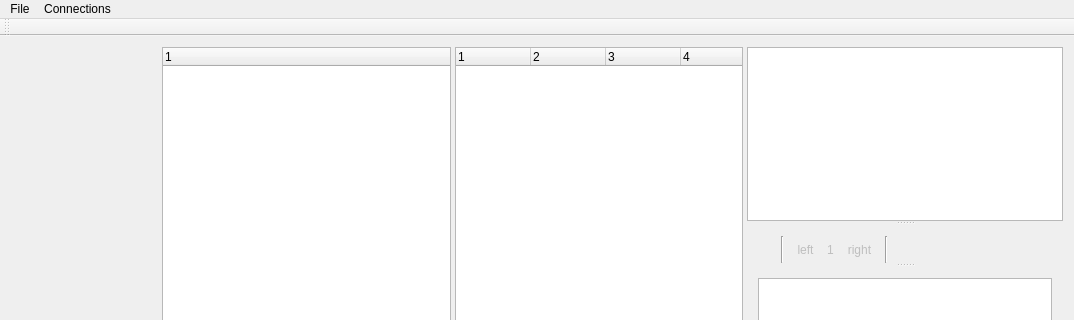
Edder/odbc-query, file ODBC_Query/ODBC_Query.ui: the form before one commit; both pictures show x 0 to 1074 and y 0 to 320 of the 1074 by 672 pixel window.
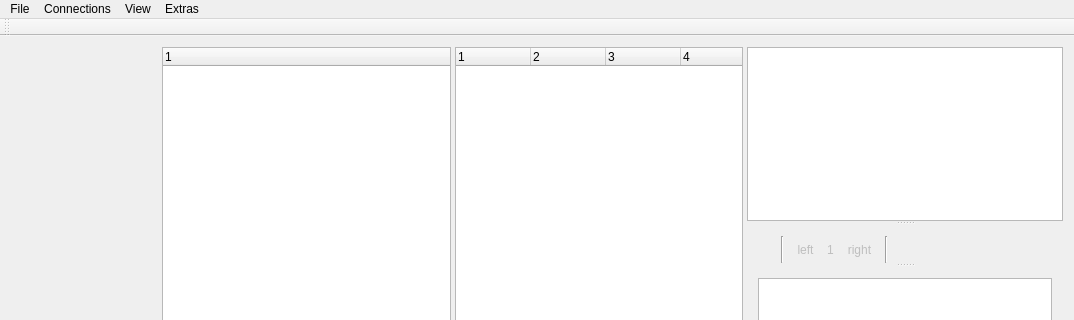
The form after the commit. Icons and pictures are not drawn. Custom widgets are drawn as their Qt base class.

Commit message: [8] - added view menu and some options

```diff
--- a/ODBC_Query/ODBC_Query.ui
+++ b/ODBC_Query/ODBC_Query.ui
@@ -449,8 +449,23 @@
     <addaction name="OpenConnectionsMenu"/>
     <addaction name="CloseAllConnectionsAction"/>
    </widget>
+   <widget class="QMenu" name="ViewMenu">
+    <property name="title">
+     <string>View</string>
+    </property>
+    <addaction name="ShowToolbarAction"/>
+    <addaction name="SyntaxHighlightingAction"/>
+   </widget>
+   <widget class="QMenu" name="ExtrasMenu">
+    <property name="title">
+     <string>Extras</string>
+    </property>
+    <addaction name="OptionsAction"/>
+   </widget>
    <addaction name="MenuFile"/>
    <addaction name="MenuConnections"/>
+   <addaction name="ViewMenu"/>
+   <addaction name="ExtrasMenu"/>
   </widget>
   <widget class="QStatusBar" name="StatusBar"/>
   <widget class="QToolBar" name="ToolBar">
```
Left out of the diff: 35 changed lines with no effect on the pictures. The commit also changes 10 other files.
